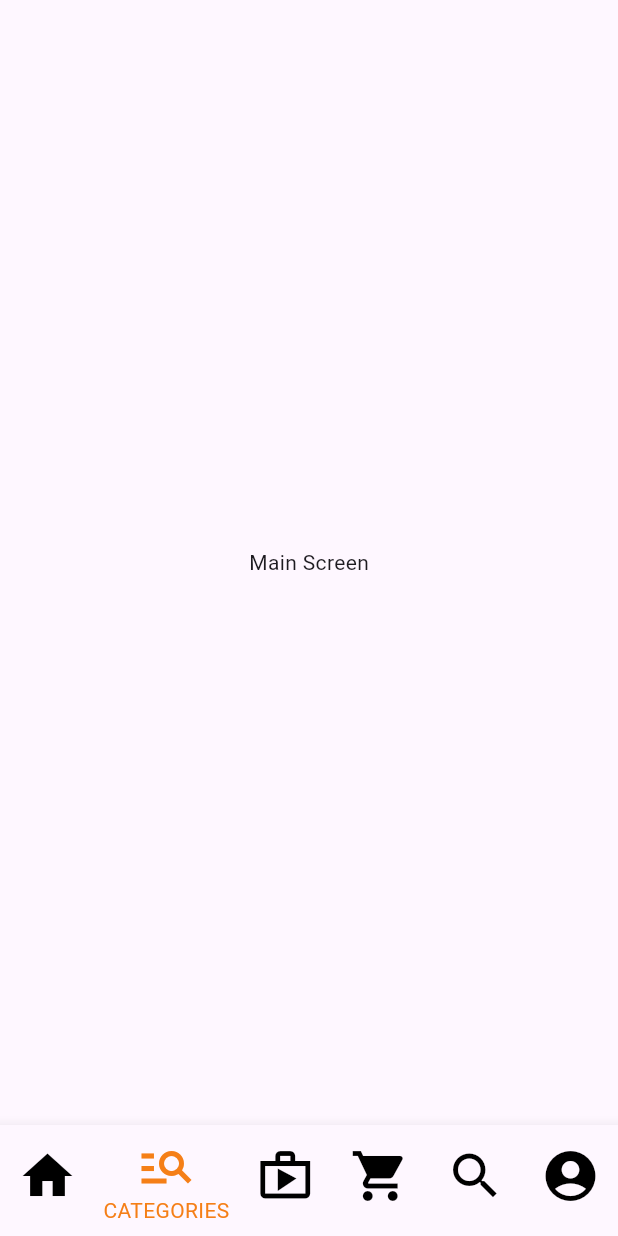
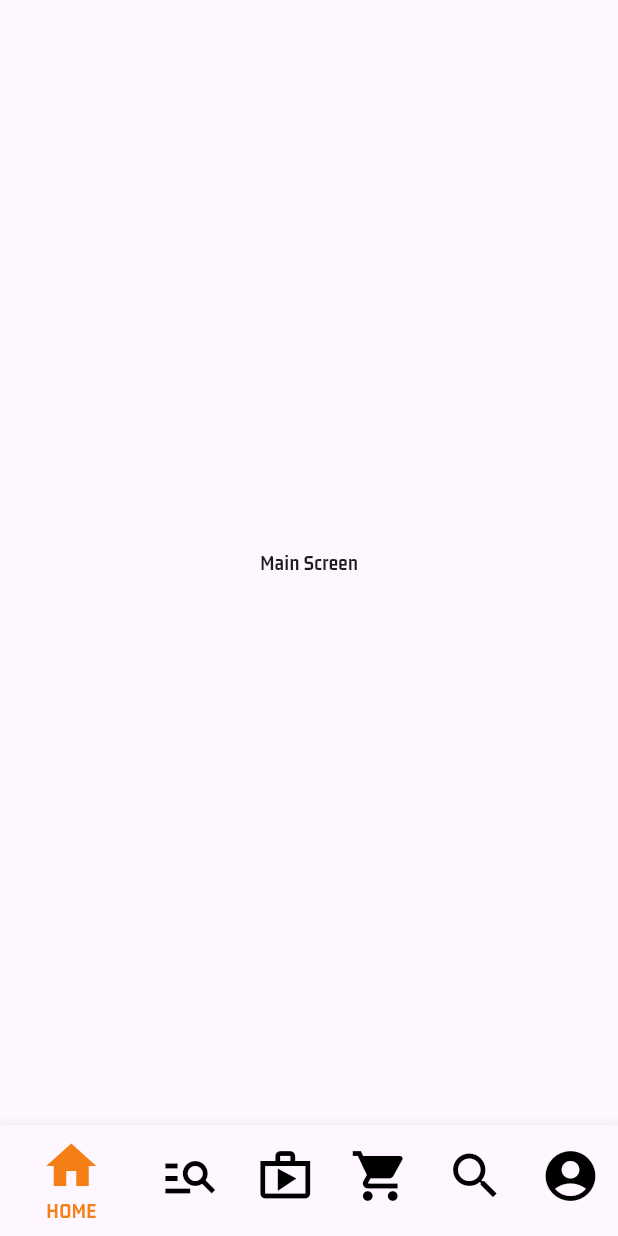
Before and after one commit to Daddy2054/ecomm, a Flutter app: the screen it shows after launch, on a phone screen of 412 x 824 dp. Run offline on Flutter 3.47's test engine with Material 3 defaults, Android fonts, the phone set to English and light mode, and no system bars.

Commit message:
7. Final BottomNavigationBar

```diff
--- a/lib/main.dart
+++ b/lib/main.dart
@@ -10,8 +10,12 @@ class MainApp extends StatelessWidget {
 
   @override
   Widget build(BuildContext context) {
-    return const MaterialApp(
-      home: MainScreen(),
+    return MaterialApp(
+      home: const MainScreen(),
+      theme: ThemeData(
+        primarySwatch: Colors.blue,
+        fontFamily: 'Brand-Bold',
+      ),
     );
   }
 }
--- a/lib/views/buyers/main_screen.dart
+++ b/lib/views/buyers/main_screen.dart
@@ -8,6 +8,7 @@ class MainScreen extends StatefulWidget {
 }
 
 class _MainScreenState extends State<MainScreen> {
+  int _pageIndex=0;
   @override
   Widget build(BuildContext context) {
     return Scaffold(
@@ -16,12 +17,17 @@ class _MainScreenState extends State<MainScreen> {
         selectedItemColor: Colors.yellow.shade900,
         iconSize: 40.0,
         showSelectedLabels: true,
-        currentIndex: 1,
+        currentIndex: _pageIndex,
+        onTap: (index) {
+          setState(() {
+            _pageIndex = index;
+          });
+        },
         enableFeedback: true,
         items: const [
           BottomNavigationBarItem(
             icon: Icon(Icons.home),
-            label: 'Home',
+            label: 'HOME',
           ),
           BottomNavigationBarItem(
             // icon: SvgPicture.asset(              'assets/icons/explore.svg',              width: 20,            ),
```
